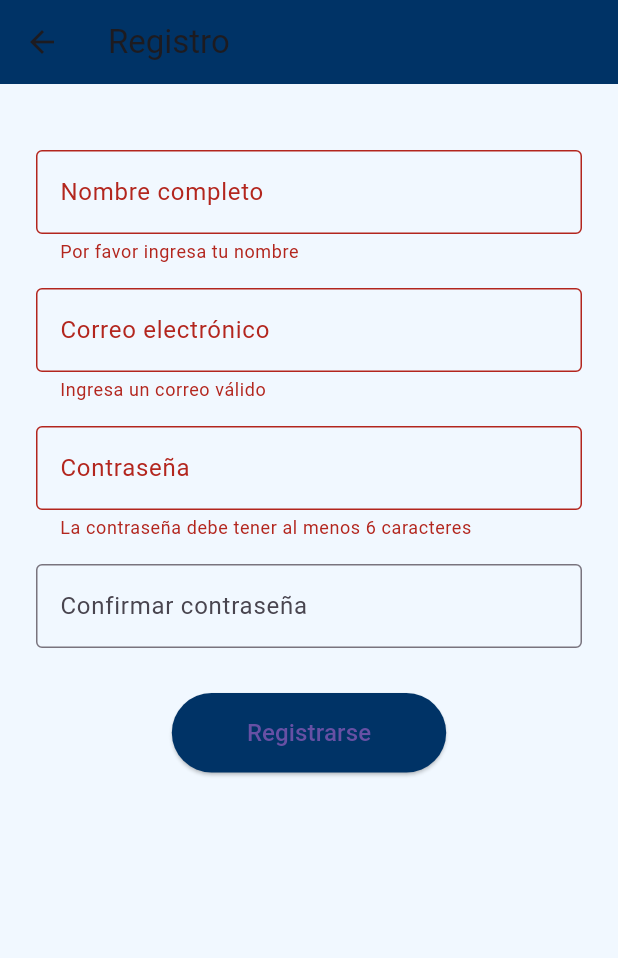
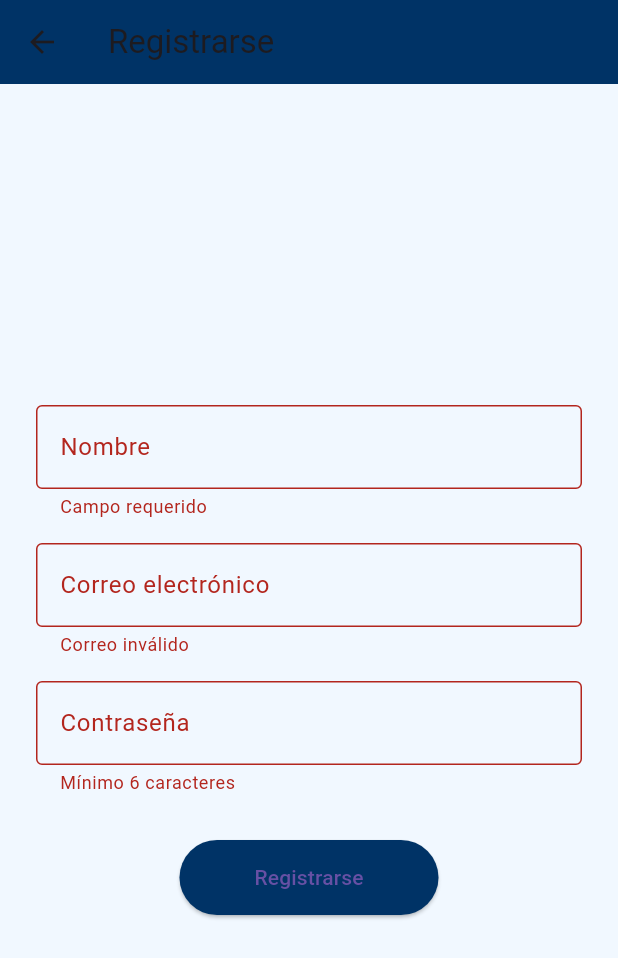
Before and after one commit to Docsso/proyectoFinalProgra, a Flutter app: the RegisterPage screen opened directly, after a tap on "Registrarse", on a phone screen of 412 x 824 dp. Shown: the top 958 px of the screen. Run offline on Flutter 3.47's test engine with Material 3 defaults, Android fonts, the phone set to English and light mode, and no system bars; our stand-ins replace geolocator, image_picker, permission_handler, sqflite; accounts and stored records are empty.

Commit message:
ultimas correcciones para finalizar proyecto

```diff
--- a/proyectofinal1/lib/src/pages/register_page.dart
+++ b/proyectofinal1/lib/src/pages/register_page.dart
@@ -1,5 +1,6 @@
 import 'package:flutter/material.dart';
 import '../database/local_db.dart';
+import 'menu_page.dart';
 
 class RegisterPage extends StatefulWidget {
   const RegisterPage({super.key});
@@ -10,39 +11,33 @@ class RegisterPage extends StatefulWidget {
 
 class _RegisterPageState extends State<RegisterPage> {
   final _formKey = GlobalKey<FormState>();
-
-  final TextEditingController nameController = TextEditingController();
-  final TextEditingController emailController = TextEditingController();
-  final TextEditingController passwordController = TextEditingController();
-  final TextEditingController confirmPasswordController = TextEditingController();
+  final nameController = TextEditingController();
+  final emailController = TextEditingController();
+  final passwordController = TextEditingController();
 
   @override
   Widget build(BuildContext context) {
     return Scaffold(
       backgroundColor: const Color(0xFFF1F8FF),
       appBar: AppBar(
-        title: const Text("Registro"),
+        title: const Text("Registrarse"),
         backgroundColor: const Color(0xFF003366),
       ),
-      body: SingleChildScrollView(
+      body: Padding(
         padding: const EdgeInsets.all(24.0),
         child: Form(
           key: _formKey,
           child: Column(
+            mainAxisAlignment: MainAxisAlignment.center,
             children: [
-              const SizedBox(height: 20),
               TextFormField(
                 controller: nameController,
                 decoration: const InputDecoration(
-                  labelText: 'Nombre completo',
+                  labelText: 'Nombre',
                   border: OutlineInputBorder(),
                 ),
-                validator: (value) {
-                  if (value == null || value.isEmpty) {
-                    return 'Por favor ingresa tu nombre';
-                  }
-                  return null;
-                },
+                validator: (value) =>
+                    value == null || value.isEmpty ? 'Campo requerido' : null,
               ),
               const SizedBox(height: 16),
               TextFormField(
@@ -51,12 +46,8 @@ class _RegisterPageState extends State<RegisterPage> {
                   labelText: 'Correo electrónico',
                   border: OutlineInputBorder(),
                 ),
-                validator: (value) {
-                  if (value == null || value.isEmpty || !value.contains('@')) {
-                    return 'Ingresa un correo válido';
-                  }
-                  return null;
-                },
+                validator: (value) =>
+                    value == null || !value.contains('@') ? 'Correo inválido' : null,
               ),
               const SizedBox(height: 16),
               TextFormField(
@@ -66,27 +57,8 @@ class _RegisterPageState extends State<RegisterPage> {
                   labelText: 'Contraseña',
                   border: OutlineInputBorder(),
                 ),
-                validator: (value) {
-                  if (value == null || value.length < 6) {
-                    return 'La contraseña debe tener al menos 6 caracteres';
-                  }
-                  return null;
-                },
-              ),
-              const SizedBox(height: 16),
-              TextFormField(
-                controller: confirmPasswordController,
-                obscureText: true,
-                decoration: const InputDecoration(
-                  labelText: 'Confirmar contraseña',
-                  border: OutlineInputBorder(),
-                ),
-                validator: (value) {
-                  if (value != passwordController.text) {
-                    return 'Las contraseñas no coinciden';
-                  }
-                  return null;
-                },
+                validator: (value) =>
+                    value == null || value.length < 6 ? 'Mínimo 6 caracteres' : null,
               ),
               const SizedBox(height: 30),
               ElevatedButton(
@@ -95,38 +67,27 @@ class _RegisterPageState extends State<RegisterPage> {
                   padding: const EdgeInsets.symmetric(horizontal: 50, vertical: 15),
                 ),
                 onPressed: () async {
-                  FocusScope.of(context).unfocus(); // Cierra teclado
-
                   if (_formKey.currentState!.validate()) {
-                    try {
-                      final existingUser = await LocalDatabase.getUserByEmail(emailController.text);
-                      if (existingUser != null) {
-                        ScaffoldMessenger.of(context).showSnackBar(
-                          const SnackBar(content: Text('Este correo ya está registrado')),
-                        );
-                      } else {
                     await LocalDatabase.insertUser(
                       nameController.text,
                       emailController.text,
                       passwordController.text,
                     );
-                        ScaffoldMessenger.of(context).showSnackBar(
-                          const SnackBar(content: Text('Usuario registrado correctamente')),
-                        );
-                        Navigator.pop(context); // volver a OptionPage
-                      }
-                    } catch (e) {
-                      ScaffoldMessenger.of(context).showSnackBar(
-                        SnackBar(content: Text('Error al registrar: $e')),
+
+                    // ✅ IMPORTANTE: guardar usuario activo al registrarse
+                    LocalDatabase.activeUserEmail = emailController.text;
+
+                    if (!mounted) return;
+
+                    Navigator.pushAndRemoveUntil(
+                      context,
+                      MaterialPageRoute(builder: (_) => const MenuPage()),
+                      (route) => false,
                     );
                   }
-                  }
                 },
-                child: const Text(
-                  'Registrarse',
-                  style: TextStyle(fontSize: 16),
+                child: const Text('Registrarse'),
               ),
-              )
             ],
           ),
         ),
```
Also changed, not shown: proyectofinal1/lib/src/database/event_db.dart (+26 -1 lines), proyectofinal1/lib/src/database/local_db.dart (+19 -1 lines), proyectofinal1/lib/src/pages/change_password_page.dart (+9 -4 lines), proyectofinal1/lib/src/pages/create_event_page.dart (+10 -2 lines), proyectofinal1/lib/src/pages/event_list_page.dart (+5 -6 lines), proyectofinal1/lib/src/pages/login_page.dart (+25 -1 lines), proyectofinal1/lib/src/pages/menu_page.dart (+53 -16 lines), proyectofinal1/lib/src/pages/my_events_page.dart (+14 -6 lines), proyectofinal1/lib/src/pages/profile_page.dart (added, +89 -0 lines), proyectofinal1/lib/src/pages/option_page.dart (line endings or trailing spaces), 1 other file. Lines whose indentation alone changed are shown as unchanged.
